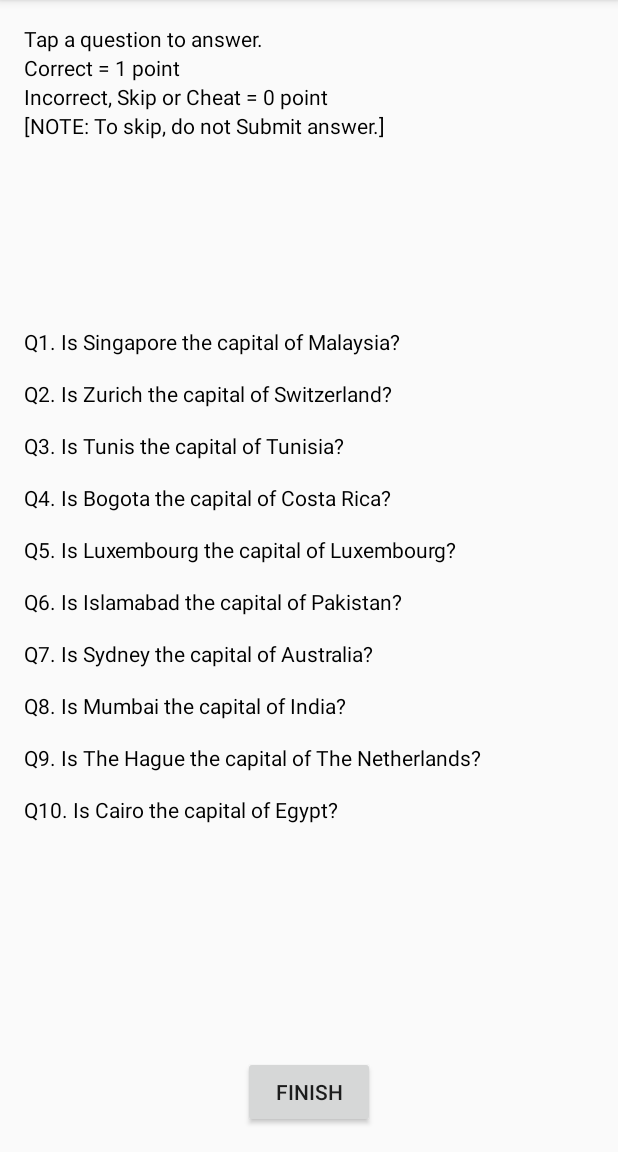
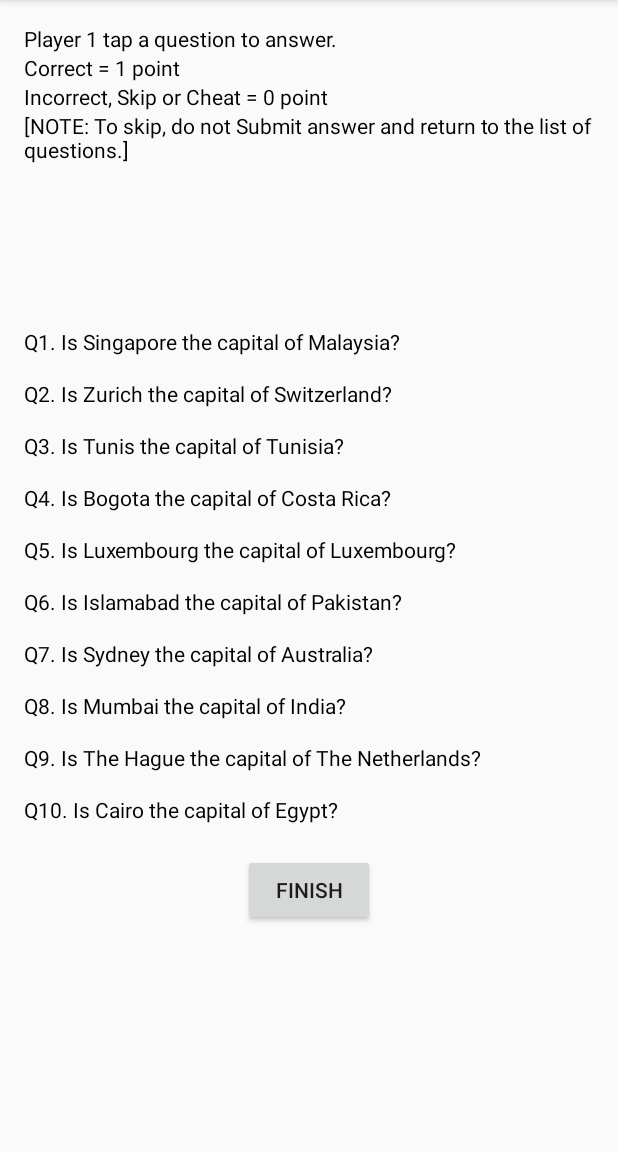
Before and after one commit to mattlim96/CapitalsOfCountriesQuiz, an Android app: the MPQuestionList screen opened directly, with no data from a screen before it, on a phone screen of 412 x 824 dp, the part 84-1236 px from its top. Run offline under Robolectric (Android 15) with nearby library versions, the phone set to English and light mode, and no system bars.

```diff
--- a/app/src/main/res/layout/activity_mpquestion_list.xml
+++ b/app/src/main/res/layout/activity_mpquestion_list.xml
@@ -22,7 +22,7 @@
         android:layout_alignParentStart="true">
 
         <TextView
-            android:text="Tap a question to answer."
+            android:text="Player 1 tap a question to answer."
             android:layout_width="wrap_content"
             android:layout_height="wrap_content"
             android:textColor="#000000"
@@ -42,7 +42,7 @@
             android:id="@+id/TextView3"/>
 
         <TextView
-            android:text="[NOTE: To skip, do not Submit answer.]"
+            android:text="[NOTE: To skip, do not Submit answer and return to the list of questions.]"
             android:layout_width="wrap_content"
             android:textColor="#000000"
             android:layout_height="wrap_content"
@@ -146,7 +146,8 @@
         android:text="@string/SPListFinish"
         android:layout_gravity="center"
         android:id="@+id/mp_ListFinish_btn"
-        android:layout_alignParentBottom="true"
-        android:layout_centerHorizontal="true"/>
+        android:layout_below="@+id/linearLayout1"
+        android:layout_centerHorizontal="true"
+        android:layout_marginTop="20dp"/>
 
 </RelativeLayout>
```
Also changed, not shown: app/src/main/res/layout/activity_mpquestion_list2.xml (+5 -4 lines), app/src/main/res/layout/activity_spquestion_list.xml (+10 -9 lines).
